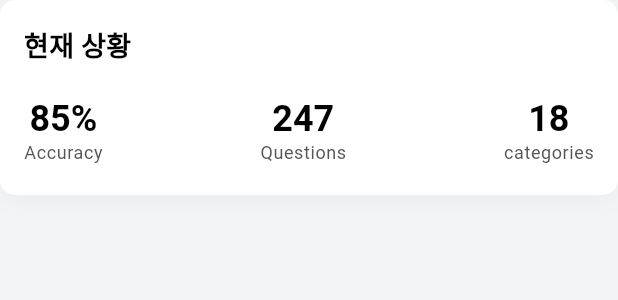
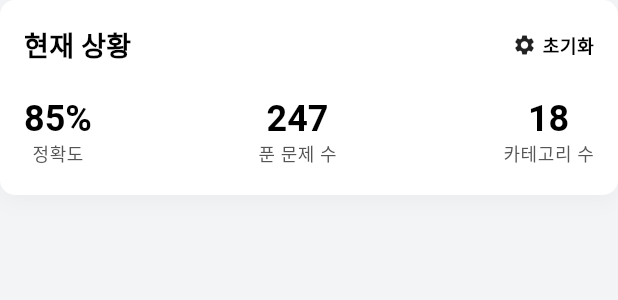
Before and after one commit to sungmin-choi/devops_quiz, a Flutter app: the MyProgress widget shown alone on an empty page, opened directly, on a phone screen of 412 x 824 dp. Shown: the top 300 px of the screen. Run offline on Flutter 3.47's test engine with Material 3 defaults, Android fonts, the light colour scheme and no system bars; our stand-ins replace flutter_riverpod, flutter_svg, hive_flutter; accounts and stored records are empty; network calls fail.

```diff
--- a/lib/main.dart
+++ b/lib/main.dart
@@ -1,8 +1,11 @@
 import 'package:flutter/material.dart';
 import 'package:devops_quiz/screens/categories.dart';
 import 'package:flutter_riverpod/flutter_riverpod.dart';
+import 'package:hive_flutter/hive_flutter.dart';
 
-void main() {
+void main() async {
+  await Hive.initFlutter();
+  await Hive.openBox('userBox');
   runApp(const MyApp());
 }
 
--- a/lib/models/question.dart
+++ b/lib/models/question.dart
@@ -86,7 +86,7 @@ class Question {
     );
   }
 
-  Map<String, dynamic> toMap() {
+  Map<String, dynamic> toJson() {
     return {
       'questionId': questionId,
       'category': category,
--- a/lib/widgets/my_progress.dart
+++ b/lib/widgets/my_progress.dart
@@ -22,17 +22,32 @@ class MyProgress extends StatelessWidget {
       child: Column(
         crossAxisAlignment: CrossAxisAlignment.start,
         children: [
-          Text('현재 상황',
-              style: Theme.of(context).textTheme.titleMedium?.copyWith(
-                    fontWeight: FontWeight.bold,
-                  )),
+          Row(
+            mainAxisAlignment: MainAxisAlignment.spaceBetween,
+            children: [
+              Text('현재 상황',
+                  style: Theme.of(context).textTheme.titleMedium?.copyWith(
+                        fontWeight: FontWeight.bold,
+                      )),
+              Row(
+                children: [
+                  Icon(Icons.settings, size: 16),
+                  const SizedBox(width: 4),
+                  Text('초기화',
+                      style: Theme.of(context).textTheme.bodySmall?.copyWith(
+                            fontWeight: FontWeight.bold,
+                          )),
+                ],
+              ),
+            ],
+          ),
           SizedBox(height: 20),
           Row(
             mainAxisAlignment: MainAxisAlignment.spaceBetween,
             children: [
-              ProgressItemWidget(title: 'Accuracy', value: '85%'),
-              ProgressItemWidget(title: 'Questions', value: '247'),
-              ProgressItemWidget(title: 'categories', value: '18'),
+              ProgressItemWidget(title: '정확도', value: '85%'),
+              ProgressItemWidget(title: '푼 문제 수', value: '247'),
+              ProgressItemWidget(title: '카테고리 수', value: '18'),
             ],
           ),
         ],
--- a/lib/widgets/question_hint_modal.dart
+++ b/lib/widgets/question_hint_modal.dart
@@ -118,7 +118,7 @@ class QuestionHintModal extends StatelessWidget {
                     ],
                   ),
                 ),
-                if (question.referenceLink != null) ...[
+                if (question.referenceLink == null) ...[
                   const SizedBox(height: 8),
                   InkWell(
                     onTap: () => _launchUrl(question.referenceLink!),
--- a/pubspec.yaml
+++ b/pubspec.yaml
@@ -38,6 +38,11 @@ dependencies:
   flutter_svg: ^2.0.9
   flutter_riverpod: ^2.6.1
   url_launcher: ^6.0.0
+  path_provider: ^2.1.5
+  path: ^1.9.0
+  hive_flutter: ^1.1.0
+  hive: ^2.2.3
+
 dev_dependencies:
   flutter_test:
     sdk: flutter
```
Also changed, not shown: lib/screens/questions.dart (+42 -3 lines), lib/services/user_service.dart (added, +43 -0 lines), pubspec.lock.
